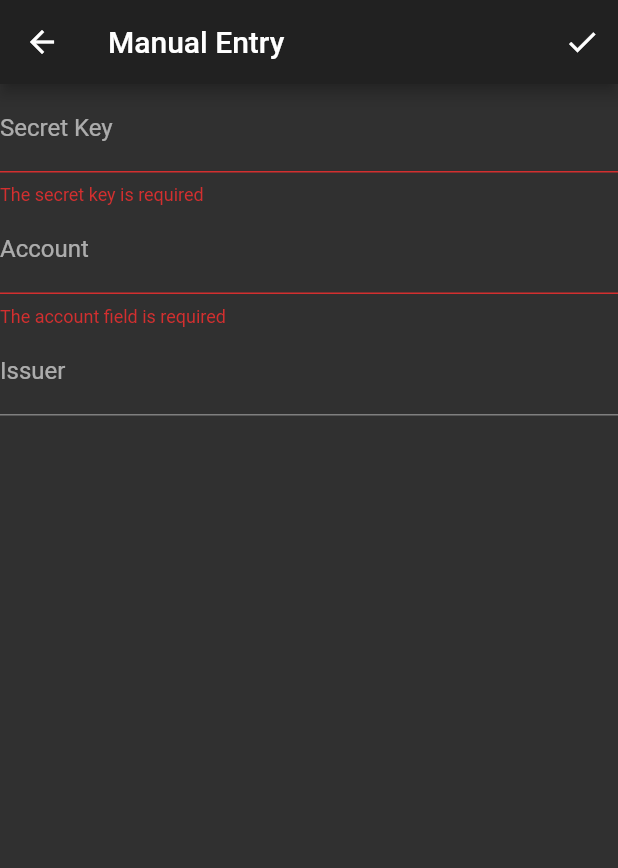
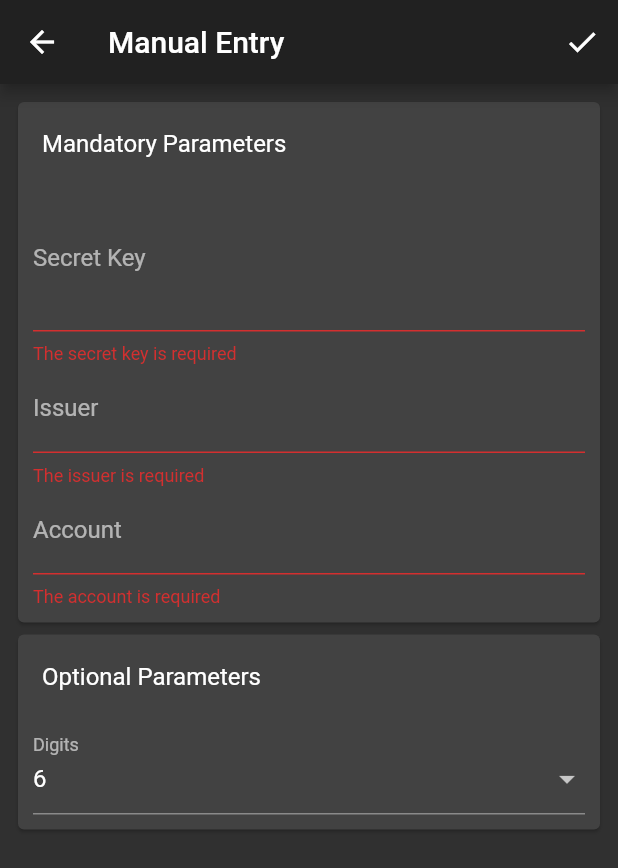
Before and after one commit to dubemarcantoine/mfa_authenticator, a Flutter app: the ManualEntry screen opened directly, after a tap on the "check" icon, on a phone screen of 412 x 824 dp. Shown: the top 868 px of the screen. Run offline on Flutter 3.47's test engine with Material 2 defaults, Android fonts, the phone set to English and light mode, and no system bars; our stand-ins replace flutter_slidable, local_auth, shared_preferences, sqflite; missing offline and left inert: otp, qr_mobile_vision; accounts and stored records are empty.

Commit message:
feat: modify how otp items are added

```diff
--- a/lib/data/DbProvider.dart
+++ b/lib/data/DbProvider.dart
@@ -28,8 +28,9 @@ class DbProvider {
             id INTEGER PRIMARY KEY,
             secret TEXT,
             issuer TEXT,
-            label TEXT,
-            time_based BOOL
+            account TEXT,
+            time_based BOOL,
+            length INTEGER
           )""");
     });
   }
--- a/lib/model/OtpItem.dart
+++ b/lib/model/OtpItem.dart
@@ -2,25 +2,34 @@ class OtpItem {
   int id;
   String secret;
   String issuer;
-  String label;
-  bool timeBased = true;
+  String account;
+  bool timeBased;
+  int digits;
   String otpCode;
 
-  OtpItem({this.id, this.secret, this.issuer, this.label, this.timeBased});
+  OtpItem(
+      {this.id,
+      this.secret,
+      this.issuer,
+      this.account,
+      this.timeBased = true,
+      this.digits = 6});
 
   factory OtpItem.fromMap(Map<String, dynamic> json) => new OtpItem(
         id: json['id'],
         secret: json['secret'],
         issuer: json['issuer'],
-    label: json['label'],
+        account: json['label'],
         timeBased: json['time_based'],
+        digits: json['length'],
       );
 
   Map<String, dynamic> toMap() => {
         'id': id,
         'secret': secret,
         'issuer': issuer,
-    'label': label,
+        'account': account,
         'time_based': timeBased,
+        'length': digits,
       };
 }
--- a/lib/pages/ManualEntry.dart
+++ b/lib/pages/ManualEntry.dart
@@ -1,15 +1,18 @@
 import 'package:flutter/material.dart';
+import 'package:mfa_authenticator/model/OtpItem.dart';
 import 'package:mfa_authenticator/pages/OtpList.dart';
-import 'package:mfa_authenticator/model/OtpItem.dart';
 
-class  ManualEntry extends StatefulWidget {
+class ManualEntry extends StatefulWidget {
   @override
   _ManualEntryState createState() => _ManualEntryState();
 }
 
 class _ManualEntryState extends State<ManualEntry> {
+  static const int MIN_DIGIT_COUNT = 6;
   final _formKey = GlobalKey<FormState>();
-  OtpItem otpItem = OtpItem();
+  OtpItem _otpItem = OtpItem();
+  final List<int> _possibleDigits = List.generate(
+      MIN_DIGIT_COUNT + 1, (int index) => MIN_DIGIT_COUNT + index);
 
   @override
   Widget build(BuildContext context) {
@@ -24,63 +27,115 @@ class _ManualEntryState extends State<ManualEntry> {
           ),
         ],
       ),
-      body: Center(
-        child: buildForm(context),
+      body: Padding(
+        padding: EdgeInsets.all(8.0),
+        child: Form(
+          key: _formKey,
+          child: ListView(
+            children: <Widget>[
+              _buildMandatoryForm(context),
+              _buildOptionalFormFields(context),
+            ],
+          ),
+        ),
       ),
     );
   }
 
-  @override
-  Widget buildForm(BuildContext context) {
+  Widget _buildMandatoryForm(BuildContext context) {
     // Build a Form widget using the _formKey we created above
-    return Form(
-      key: _formKey,
+    return Card(
       child: Column(
-        crossAxisAlignment: CrossAxisAlignment.start,
+        children: <Widget>[
+          ListTile(
+            title: Text('Mandatory Parameters'),
+          ),
+          Padding(
+            padding: EdgeInsets.fromLTRB(10.0, 0, 10.0, 10.0),
+            child: Column(
               children: <Widget>[
                 TextFormField(
-            decoration: InputDecoration(
-                labelText: 'Secret Key'
-            ),
+                  decoration: InputDecoration(labelText: 'Secret Key'),
+                  maxLines: 3,
                   validator: (value) {
                     if (value.isEmpty) {
                       return 'The secret key is required';
                     }
                   },
                   onSaved: (value) {
-              this.otpItem.secret = value;
+                    this._otpItem.secret = value;
                   },
                 ),
                 TextFormField(
-            decoration: InputDecoration(
-                labelText: 'Account'
-            ),
+                  decoration: InputDecoration(labelText: 'Issuer'),
                   validator: (value) {
                     if (value.isEmpty) {
-                return 'The account field is required';
+                      return 'The issuer is required';
                     }
                   },
                   onSaved: (value) {
-              this.otpItem.label = value;
+                    this._otpItem.issuer = value;
                   },
                 ),
                 TextFormField(
-            decoration: InputDecoration(
-                labelText: 'Issuer'
-            ),
+                  decoration: InputDecoration(labelText: 'Account'),
+                  validator: (value) {
+                    if (value.isEmpty) {
+                      return 'The account is required';
+                    }
+                  },
                   onSaved: (value) {
-              this.otpItem.issuer = value;
+                    this._otpItem.account = value;
                   },
                 ),
-//          SwitchListTile(
-//            value: this.otpItem.timeBased != null ? this.otpItem.timeBased : true,
-//            title: Text('Time based'),
-//            onChanged: (bool newValue) {
-//              setState(() {
-//                this.otpItem.timeBased = newValue;
-//              });
-//            },
-//          )
+              ],
+            ),
+          ),
+        ],
+      ),
+    );
+  }
+
+  Widget _buildOptionalFormFields(BuildContext context) {
+    return Card(
+      child: Column(
+        children: <Widget>[
+          ListTile(
+            title: Text('Optional Parameters'),
+          ),
+          Padding(
+            padding: EdgeInsets.fromLTRB(10.0, 0, 10.0, 10.0),
+            child: Column(
+              children: <Widget>[
+                FormField(
+                  builder: (FormFieldState state) {
+                    return InputDecorator(
+                      decoration: InputDecoration(
+                        labelText: 'Digits',
+                      ),
+                      child: DropdownButtonHideUnderline(
+                        child: DropdownButton<String>(
+                          value: _otpItem.digits?.toString(),
+                          isDense: true,
+                          onChanged: (String newValue) {
+                            setState(() {
+                              _otpItem.digits = int.parse(newValue);
+                            });
+                          },
+                          items: _possibleDigits.map((value) {
+                            return DropdownMenuItem<String>(
+                              value: value?.toString(),
+                              child: Text(value?.toString()),
+                            );
+                          }).toList(),
+                        ),
+                      ),
+                    );
+                  },
+                ),
+              ],
+            ),
+          ),
         ],
       ),
     );
@@ -90,7 +145,7 @@ class _ManualEntryState extends State<ManualEntry> {
     return () {
       if (this._formKey.currentState.validate()) {
         this._formKey.currentState.save();
-        key.currentState.addOtpItem(otpItem);
+        key.currentState.addOtpItem(_otpItem);
         Navigator.pop(context, true);
       }
     };
```
Also changed, not shown: lib/pages/OtpList.dart (+11 -4 lines), lib/pages/ScanCodeEntry.dart (+34 -2 lines). Lines whose indentation alone changed are shown as unchanged.
